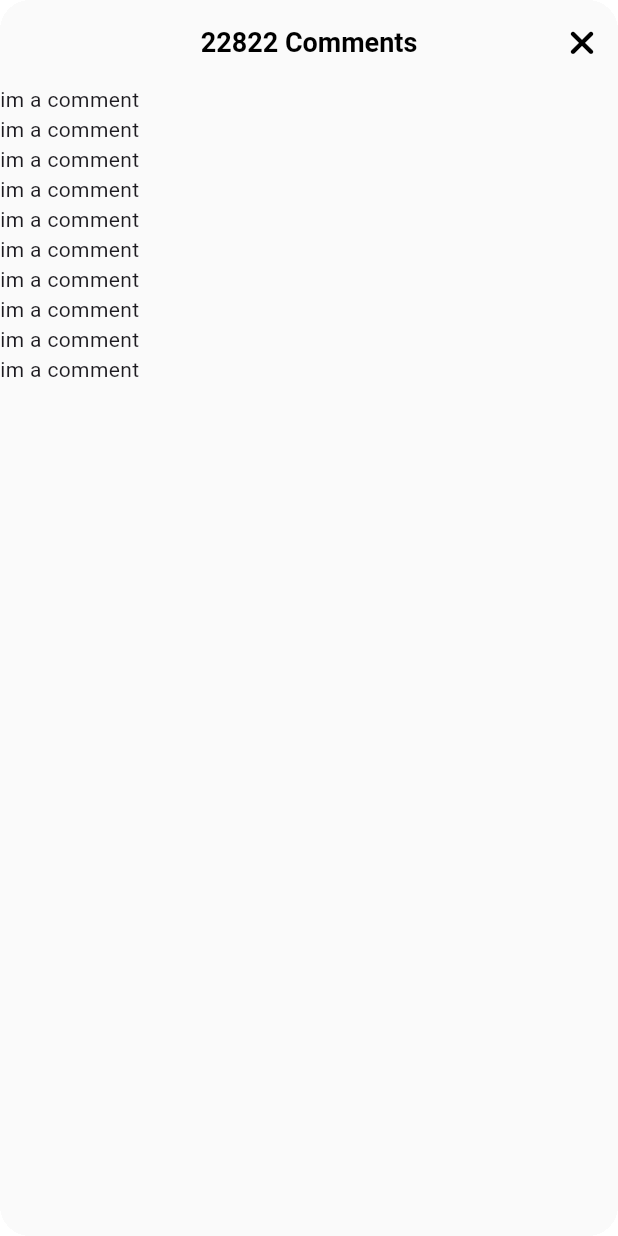
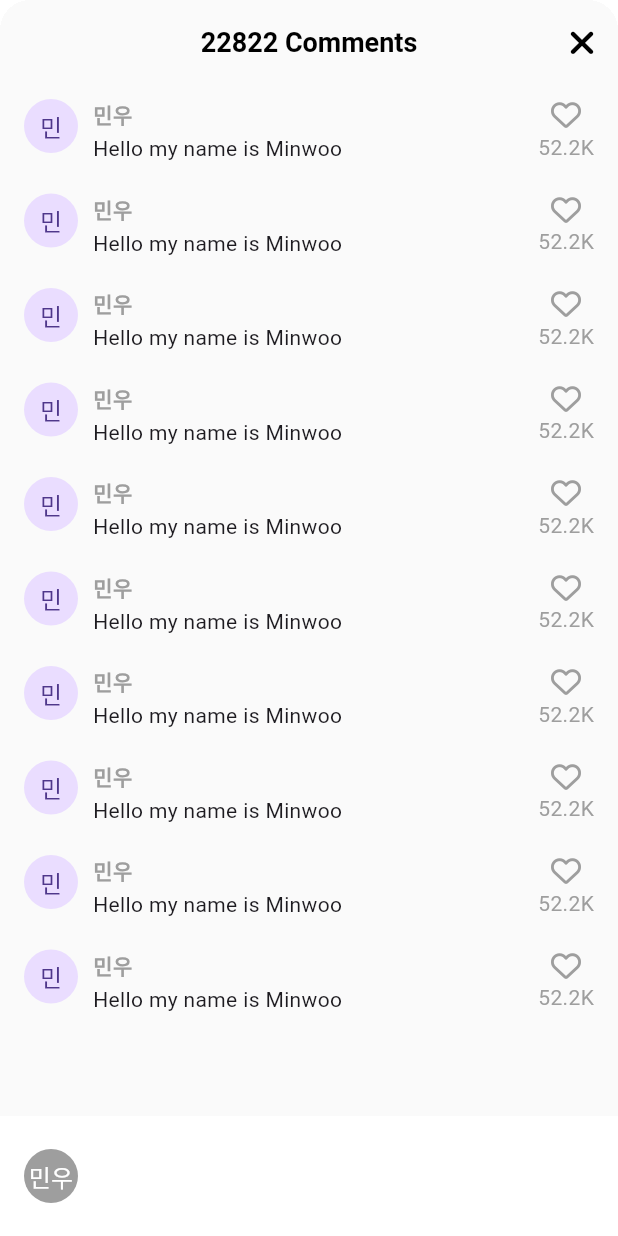
Before and after one commit to MINU234/TikTok_clone, a Flutter app: the VideoComments screen opened directly, on a phone screen of 412 x 824 dp. Run offline on Flutter 3.47's test engine with Material 3 defaults, Android fonts, the phone set to English and light mode, and no system bars; our stand-ins replace font_awesome_flutter, video_player, visibility_detector; network calls fail.

Commit message:
TikTok Clone #3

```diff
--- a/lib/features/videos/widgets/video_comments.dart
+++ b/lib/features/videos/widgets/video_comments.dart
@@ -1,5 +1,6 @@
 import 'package:flutter/material.dart';
 import 'package:font_awesome_flutter/font_awesome_flutter.dart';
+import 'package:tiktok_clone/constants/gaps.dart';
 
 import '../../../constants/sizes.dart';
 
@@ -19,16 +20,15 @@ class _VideoCommentsState extends State<VideoComments> {
   Widget build(BuildContext context) {
     return Container(
       clipBehavior: Clip.hardEdge,
-      decoration: BoxDecoration(
-        borderRadius: BorderRadius.circular(Sizes.size20)
-      ),
+      decoration:
+          BoxDecoration(borderRadius: BorderRadius.circular(Sizes.size20)),
       child: Scaffold(
         backgroundColor: Colors.grey.shade50,
         appBar: AppBar(
           centerTitle: true,
           backgroundColor: Colors.grey.shade50,
           automaticallyImplyLeading: false,
-          title:Text('22822 Comments'),
+          title: Text('22822 Comments'),
           actions: [
             IconButton(
               onPressed: _onClosePressed,
@@ -38,9 +38,70 @@ class _VideoCommentsState extends State<VideoComments> {
             ),
           ],
         ),
-        body: ListView.builder(itemCount: 10,itemBuilder: (context,index) => Container(
-          child: Text('im a comment'),
-        )),
+        body: ListView.separated(
+          padding: EdgeInsets.symmetric(
+            vertical: Sizes.size10,
+            horizontal: Sizes.size16,
+          ),
+          separatorBuilder: (context, index) => Gaps.v20,
+          itemCount: 10,
+          itemBuilder: (context, index) => Row(
+            crossAxisAlignment: CrossAxisAlignment.start,
+            children: [
+              CircleAvatar(
+                radius: 18,
+                child: Text('민'),
+              ),
+              Gaps.h10,
+              Expanded(
+                  child: Column(
+                crossAxisAlignment: CrossAxisAlignment.start,
+                children: [
+                  Text(
+                    '민우',
+                    style: TextStyle(
+                      fontWeight: FontWeight.bold,
+                      fontSize: Sizes.size14,
+                      color: Colors.grey,
+                    ),
+                  ),
+                  Gaps.v3,
+                  Text('Hello my name is Minwoo')
+                ],
+              )),
+              Gaps.h10,
+              Column(
+                children: [
+                  FaIcon(
+                    FontAwesomeIcons.heart,
+                    size: Sizes.size20,
+                    color: Colors.grey.shade500,
+                  ),
+                  Gaps.v2,
+                  Text(
+                    '52.2K',
+                    style: TextStyle(
+                      color: Colors.grey.shade500,
+                    ),
+                  ),
+                ],
+              )
+            ],
+          ),
+        ),
+        bottomNavigationBar: BottomAppBar(
+          color: Colors.white,
+          child: Row(
+            children: [
+              CircleAvatar(
+                radius: 18,
+                child: Text('민우'),
+                backgroundColor: Colors.grey.shade500,
+                foregroundColor: Colors.white,
+              ),
+            ],
+          ),
+        ),
       ),
     );
   }
```
